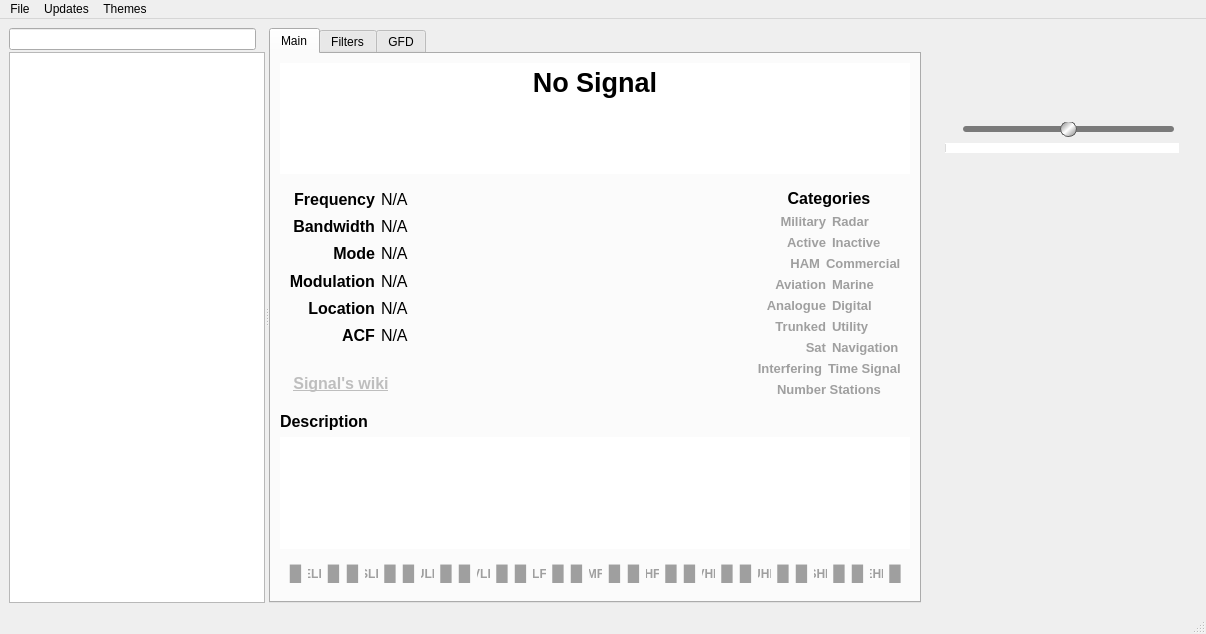
Above: artemis.ui from vbrizgamnk/Artemis before the change. Below: the same form after it.
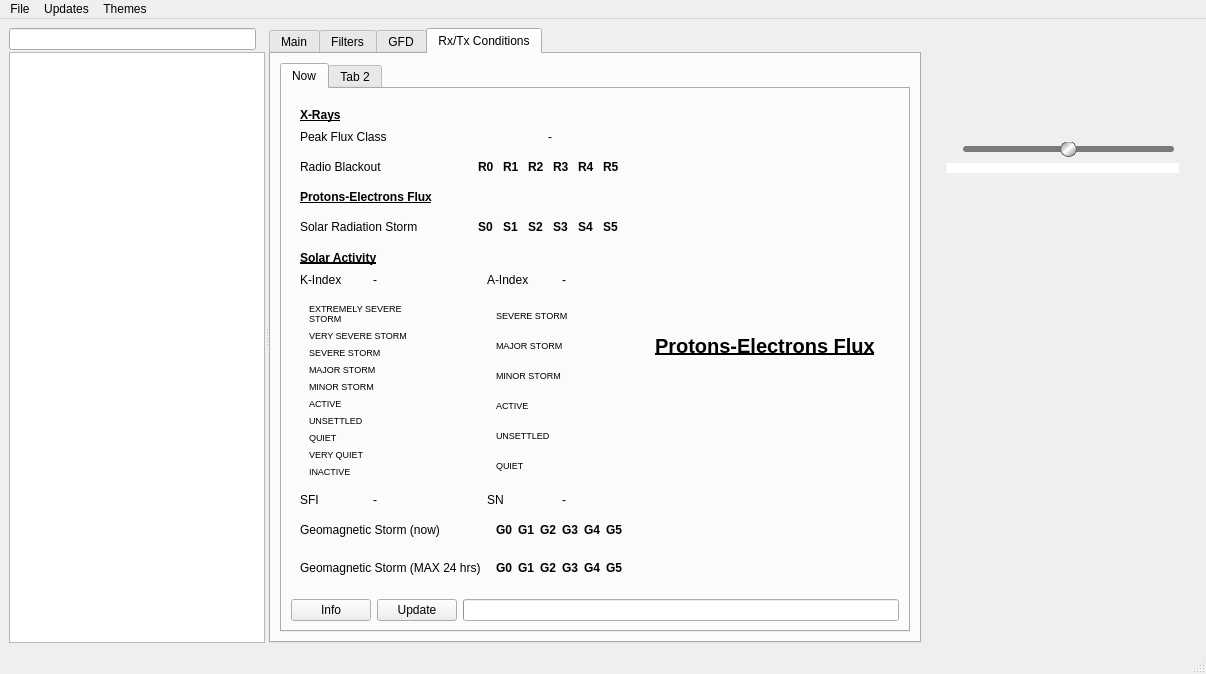
That is the form after the change. Icons and pictures are not drawn. Custom widgets are drawn as their Qt base class.

Commit message: Create screen for Rx/Tx

Patch:
```diff
--- a/artemis.ui
+++ b/artemis.ui
@@ -7,7 +7,7 @@
     <x>0</x>
     <y>0</y>
     <width>1206</width>
-    <height>634</height>
+    <height>674</height>
    </rect>
   </property>
   <property name="sizePolicy">
@@ -178,7 +178,7 @@
         <enum>QTabWidget::Rounded</enum>
        </property>
        <property name="currentIndex">
-        <number>0</number>
+        <number>3</number>
        </property>
        <property name="movable">
         <bool>true</bool>
@@ -4592,6 +4592,802 @@
          </item>
         </layout>
        </widget>
+       <widget class="QWidget" name="tab">
+        <attribute name="title">
+         <string>Rx/Tx Conditions</string>
+        </attribute>
+        <layout class="QGridLayout" name="gridLayout_20">
+         <item row="0" column="0">
+          <widget class="QTabWidget" name="tabWidget">
+           <widget class="QWidget" name="tab_2">
+            <attribute name="title">
+             <string>Now</string>
+            </attribute>
+            <layout class="QGridLayout" name="gridLayout_22">
+             <item row="0" column="0" colspan="3">
+              <layout class="QHBoxLayout" name="horizontalLayout_40">
+               <item>
+                <widget class="QWidget" name="widget_12" native="true">
+                 <layout class="QGridLayout" name="gridLayout_21">
+                  <item row="0" column="0">
+                   <widget class="QLabel" name="label_19">
+                    <property name="font">
+                     <font>
+                      <pointsize>9</pointsize>
+                      <weight>75</weight>
+                      <bold>true</bold>
+                      <underline>true</underline>
+                     </font>
+                    </property>
+                    <property name="text">
+                     <string>X-Rays</string>
+                    </property>
+                   </widget>
+                  </item>
+                  <item row="2" column="0" colspan="3">
+                   <layout class="QHBoxLayout" name="horizontalLayout_29">
+                    <item>
+                     <widget class="QLabel" name="label_21">
+                      <property name="text">
+                       <string>Radio Blackout</string>
+                      </property>
+                     </widget>
+                    </item>
+                    <item>
+                     <widget class="QWidget" name="widget_14" native="true">
+                      <layout class="QHBoxLayout" name="horizontalLayout_28">
+                       <item>
+                        <widget class="SwitchableLabel" name="r0_now_lbl">
+                         <property name="font">
+                          <font>
+                           <weight>75</weight>
+                           <bold>true</bold>
+                          </font>
+                         </property>
+                         <property name="text">
+                          <string>R0</string>
+                         </property>
+                        </widget>
+                       </item>
+                       <item>
+                        <widget class="SwitchableLabel" name="r1_now_lbl">
+                         <property name="font">
+                          <font>
+                           <weight>75</weight>
+                           <bold>true</bold>
+                          </font>
+                         </property>
+                         <property name="text">
+                          <string>R1</string>
+                         </property>
+                        </widget>
+                       </item>
+                       <item>
+                        <widget class="SwitchableLabel" name="r2_now_lbl">
+                         <property name="font">
+                          <font>
+                           <weight>75</weight>
+                           <bold>true</bold>
+                          </font>
+                         </property>
+                         <property name="text">
+                          <string>R2</string>
+                         </property>
+                        </widget>
+                       </item>
+                       <item>
+                        <widget class="SwitchableLabel" name="r3_now_lbl">
+                         <property name="font">
+                          <font>
+                           <weight>75</weight>
+                           <bold>true</bold>
+                          </font>
+                         </property>
+                         <property name="text">
+                          <string>R3</string>
+                         </property>
+                        </widget>
+                       </item>
+                       <item>
+                        <widget class="SwitchableLabel" name="r4_now_lbl">
+                         <property name="font">
+                          <font>
+                           <weight>75</weight>
+                           <bold>true</bold>
+                          </font>
+                         </property>
+                         <property name="text">
+                          <string>R4</string>
+                         </property>
+                        </widget>
+                       </item>
+                       <item>
+                        <widget class="SwitchableLabel" name="r5_now_lbl">
+                         <property name="font">
+                          <font>
+                           <weight>75</weight>
+                           <bold>true</bold>
+                          </font>
+                         </property>
+                         <property name="text">
+                          <string>R5</string>
+                         </property>
+                        </widget>
+                       </item>
+                      </layout>
+                     </widget>
+                    </item>
+                   </layout>
+                  </item>
+                  <item row="3" column="0" colspan="2">
+                   <widget class="QLabel" name="label_29">
+                    <property name="font">
+                     <font>
+                      <pointsize>9</pointsize>
+                      <weight>75</weight>
+                      <bold>true</bold>
+                      <underline>true</underline>
+                     </font>
+                    </property>
+                    <property name="text">
+                     <string>Protons-Electrons Flux</string>
+                    </property>
+                   </widget>
+                  </item>
+                  <item row="4" column="0" colspan="3">
+                   <layout class="QHBoxLayout" name="horizontalLayout_38">
+                    <item>
+                     <widget class="QLabel" name="label_30">
+                      <property name="text">
+                       <string>Solar Radiation Storm</string>
+                      </property>
+                     </widget>
+                    </item>
+                    <item>
+                     <widget class="QWidget" name="widget_15" native="true">
+                      <layout class="QHBoxLayout" name="horizontalLayout_36">
+                       <item>
+                        <widget class="SwitchableLabel" name="s0_now_lbl">
+                         <property name="font">
+                          <font>
+                           <weight>75</weight>
+                           <bold>true</bold>
+                          </font>
+                         </property>
+                         <property name="text">
+                          <string>S0</string>
+                         </property>
+                        </widget>
+                       </item>
+                       <item>
+                        <widget class="SwitchableLabel" name="s1_now_lbl">
+                         <property name="font">
+                          <font>
+                           <weight>75</weight>
+                           <bold>true</bold>
+                          </font>
+                         </property>
+                         <property name="text">
+                          <string>S1</string>
+                         </property>
+                        </widget>
+                       </item>
+                       <item>
+                        <widget class="SwitchableLabel" name="s2_now_lbl">
+                         <property name="font">
+                          <font>
+                           <weight>75</weight>
+                           <bold>true</bold>
+                          </font>
+                         </property>
+                         <property name="text">
+                          <string>S2</string>
+                         </property>
+                        </widget>
+                       </item>
+                       <item>
+                        <widget class="SwitchableLabel" name="s3_now_lbl">
+                         <property name="font">
+                          <font>
+                           <weight>75</weight>
+                           <bold>true</bold>
+                          </font>
+                         </property>
+                         <property name="text">
+                          <string>S3</string>
+                         </property>
+                        </widget>
+                       </item>
+                       <item>
+                        <widget class="SwitchableLabel" name="s4_now_lbl">
+                         <property name="font">
+                          <font>
+                           <weight>75</weight>
+                           <bold>true</bold>
+                          </font>
+                         </property>
+                         <property name="text">
+                          <string>S4</string>
+                         </property>
+                        </widget>
+                       </item>
+                       <item>
+                        <widget class="SwitchableLabel" name="s5_now_lbl">
+                         <property name="font">
+                          <font>
+                           <weight>75</weight>
+                           <bold>true</bold>
+                          </font>
+                         </property>
+                         <property name="text">
+                          <string>S5</string>
+                         </property>
+                        </widget>
+                       </item>
+                      </layout>
+                     </widget>
+                    </item>
+                   </layout>
+                  </item>
+                  <item row="5" column="0">
+                   <widget class="QLabel" name="label_37">
+                    <property name="font">
+                     <font>
+                      <pointsize>9</pointsize>
+                      <weight>75</weight>
+                      <bold>true</bold>
+                      <underline>true</underline>
+                     </font>
+                    </property>
+                    <property name="text">
+                     <string>Solar Activity</string>
+                    </property>
+                   </widget>
+                  </item>
+                  <item row="6" column="0">
+                   <layout class="QHBoxLayout" name="horizontalLayout_32">
+                    <item>
+                     <widget class="QLabel" name="label_38">
+                      <property name="text">
+                       <string>K-Index</string>
+                      </property>
+                     </widget>
+                    </item>
+                    <item>
+                     <widget class="QLabel" name="k_index_lbl">
+                      <property name="text">
+                       <string>-</string>
+                      </property>
+                     </widget>
+                    </item>
+                   </layout>
+                  </item>
+                  <item row="6" column="2">
+                   <layout class="QHBoxLayout" name="horizontalLayout_33">
+                    <item>
+                     <widget class="QLabel" name="label_40">
+                      <property name="text">
+                       <string>A-Index</string>
+                      </property>
+                     </widget>
+                    </item>
+                    <item>
+                     <widget class="QLabel" name="a_index_lbl">
+                      <property name="text">
+                       <string>-</string>
+                      </property>
+                     </widget>
+                    </item>
+                   </layout>
+                  </item>
+                  <item row="7" column="0">
+                   <widget class="QWidget" name="widget_16" native="true">
+                    <layout class="QVBoxLayout" name="verticalLayout_8">
+                     <item>
+                      <widget class="QLabel" name="k_ex_sev_storm_lbl">
+                       <property name="font">
+                        <font>
+                         <pointsize>7</pointsize>
+                        </font>
+                       </property>
+                       <property name="text">
+                        <string>EXTREMELY SEVERE
+STORM</string>
+                       </property>
+                      </widget>
+                     </item>
+                     <item>
+                      <widget class="QLabel" name="k_very_sev_storm_lbl">
+                       <property name="font">
+                        <font>
+                         <pointsize>7</pointsize>
+                        </font>
+                       </property>
+                       <property name="text">
+                        <string>VERY SEVERE STORM</string>
+                       </property>
+                      </widget>
+                     </item>
+                     <item>
+                      <widget class="QLabel" name="k_sev_storm_lbl">
+                       <property name="font">
+                        <font>
+                         <pointsize>7</pointsize>
+                        </font>
+                       </property>
+                       <property name="text">
+                        <string>SEVERE STORM</string>
+                       </property>
+                      </widget>
+                     </item>
+                     <item>
+                      <widget class="QLabel" name="k_maj_storm_lbl">
+                       <property name="font">
+                        <font>
+                         <pointsize>7</pointsize>
+                        </font>
+                       </property>
+                       <property name="text">
+                        <string>MAJOR STORM</string>
+                       </property>
+                      </widget>
+                     </item>
+                     <item>
+                      <widget class="QLabel" name="k_min_storm_lbl">
+                       <property name="font">
+                        <font>
+                         <pointsize>7</pointsize>
+                        </font>
+                       </property>
+                       <property name="text">
+                        <string>MINOR STORM</string>
+                       </property>
+                      </widget>
+                     </item>
+                     <item>
+                      <widget class="QLabel" name="active_lbl">
+                       <property name="font">
+                        <font>
+                         <pointsize>7</pointsize>
+                        </font>
+                       </property>
+                       <property name="text">
+                        <string>ACTIVE</string>
+                       </property>
+                      </widget>
+                     </item>
+                     <item>
+                      <widget class="QLabel" name="k_unsettled_lbl">
+                       <property name="font">
+                        <font>
+                         <pointsize>7</pointsize>
+                        </font>
+                       </property>
+                       <property name="text">
+                        <string>UNSETTLED</string>
+                       </property>
+                      </widget>
+                     </item>
+                     <item>
+                      <widget class="QLabel" name="k_quiet_lbl">
+                       <property name="font">
+                        <font>
+                         <pointsize>7</pointsize>
+                        </font>
+                       </property>
+                       <property name="text">
+                        <string>QUIET</string>
+                       </property>
+                      </widget>
+                     </item>
+                     <item>
+                      <widget class="QLabel" name="k_very_quiet_lbl">
+                       <property name="font">
+                        <font>
+                         <pointsize>7</pointsize>
+                        </font>
+                       </property>
+                       <property name="text">
+                        <string>VERY QUIET</string>
+                       </property>
+                      </widget>
+                     </item>
+                     <item>
+                      <widget class="QLabel" name="inactive_lbl">
+                       <property name="font">
+                        <font>
+                         <pointsize>7</pointsize>
+                        </font>
+                       </property>
+                       <property name="text">
+                        <string>INACTIVE</string>
+                       </property>
+                      </widget>
+                     </item>
+                    </layout>
+                   </widget>
+                  </item>
+                  <item row="7" column="2">
+                   <widget class="QWidget" name="widget_17" native="true">
+                    <layout class="QVBoxLayout" name="verticalLayout_9">
+                     <item>
+                      <widget class="QLabel" name="a_sev_storm_lbl">
+                       <property name="font">
+                        <font>
+                         <pointsize>7</pointsize>
+                        </font>
+                       </property>
+                       <property name="text">
+                        <string>SEVERE STORM</string>
+                       </property>
+                      </widget>
+                     </item>
+                     <item>
+                      <widget class="QLabel" name="a_maj_storm_lbl">
+                       <property name="font">
+                        <font>
+                         <pointsize>7</pointsize>
+                        </font>
+                       </property>
+                       <property name="text">
+                        <string>MAJOR STORM</string>
+                       </property>
+                      </widget>
+                     </item>
+                     <item>
+                      <widget class="QLabel" name="a_min_storm_lbl">
+                       <property name="font">
+                        <font>
+                         <pointsize>7</pointsize>
+                        </font>
+                       </property>
+                       <property name="text">
+                        <string>MINOR STORM</string>
+                       </property>
+                      </widget>
+                     </item>
+                     <item>
+                      <widget class="QLabel" name="a_active_lbl">
+                       <property name="font">
+                        <font>
+                         <pointsize>7</pointsize>
+                        </font>
+                       </property>
+                       <property name="text">
+                        <string>ACTIVE</string>
+                       </property>
+                      </widget>
+                     </item>
+                     <item>
+                      <widget class="QLabel" name="a_unsettled_lbl">
+                       <property name="font">
+                        <font>
+                         <pointsize>7</pointsize>
+                        </font>
+                       </property>
+                       <property name="text">
+                        <string>UNSETTLED</string>
+                       </property>
+                      </widget>
+                     </item>
+                     <item>
+                      <widget class="QLabel" name="a_quiet_lbl">
+                       <property name="font">
+                        <font>
+                         <pointsize>7</pointsize>
+                        </font>
+                       </property>
+                       <property name="text">
+                        <string>QUIET</string>
+                       </property>
+                      </widget>
+                     </item>
+                    </layout>
+                   </widget>
+                  </item>
+                  <item row="8" column="0">
+                   <layout class="QHBoxLayout" name="horizontalLayout_34">
+                    <item>
+                     <widget class="QLabel" name="label_58">
+                      <property name="text">
+                       <string>SFI</string>
+                      </property>
+                     </widget>
+                    </item>
+                    <item>
+                     <widget class="QLabel" name="sfi_lbl">
+                      <property name="text">
+                       <string>-</string>
+                      </property>
+                     </widget>
+                    </item>
+                   </layout>
+                  </item>
+                  <item row="8" column="2">
+                   <layout class="QHBoxLayout" name="horizontalLayout_35">
+                    <item>
+                     <widget class="QLabel" name="label_60">
+                      <property name="text">
+                       <string>SN</string>
+                      </property>
+                     </widget>
+                    </item>
+                    <item>
+                     <widget class="QLabel" name="sn_lbl">
+                      <property name="text">
+                       <string>-</string>
+                      </property>
+                     </widget>
+                    </item>
+                   </layout>
+                  </item>
+                  <item row="9" column="0">
+                   <widget class="QLabel" name="label_62">
+                    <property name="text">
+                     <string>Geomagnetic Storm (now)</string>
+                    </property>
+                   </widget>
+                  </item>
+                  <item row="9" column="2">
+                   <widget class="QWidget" name="widget_18" native="true">
+                    <layout class="QHBoxLayout" name="horizontalLayout_30">
+                     <item>
+                      <widget class="SwitchableLabel" name="g0_now_lbl">
+                       <property name="font">
+                        <font>
+                         <weight>75</weight>
+                         <bold>true</bold>
+                        </font>
+                       </property>
+                       <property name="text">
+                        <string>G0</string>
+                       </property>
+                      </widget>
+                     </item>
+                     <item>
+                      <widget class="SwitchableLabel" name="g1_now_lbl">
+                       <property name="font">
+                        <font>
+                         <weight>75</weight>
+                         <bold>true</bold>
+                        </font>
+                       </property>
+                       <property name="text">
+                        <string>G1</string>
+                       </property>
+                      </widget>
+                     </item>
+                     <item>
+                      <widget class="SwitchableLabel" name="g2_now_lbl">
+                       <property name="font">
+                        <font>
+                         <weight>75</weight>
+                         <bold>true</bold>
+                        </font>
+                       </property>
+                       <property name="text">
+                        <string>G2</string>
+                       </property>
+                      </widget>
+                     </item>
+                     <item>
+                      <widget class="SwitchableLabel" name="g3_now_lbl">
+                       <property name="font">
+                        <font>
+                         <weight>75</weight>
+                         <bold>true</bold>
+                        </font>
+                       </property>
+                       <property name="text">
+                        <string>G3</string>
+                       </property>
+                      </widget>
+                     </item>
+                     <item>
+                      <widget class="SwitchableLabel" name="g4_now_lbl">
+                       <property name="font">
+                        <font>
+                         <weight>75</weight>
+                         <bold>true</bold>
+                        </font>
+                       </property>
+                       <property name="text">
+                        <string>G4</string>
+                       </property>
+                      </widget>
+                     </item>
+                     <item>
+                      <widget class="SwitchableLabel" name="g5_now_lbl">
+                       <property name="font">
+                        <font>
+                         <weight>75</weight>
+                         <bold>true</bold>
+                        </font>
+                       </property>
+                       <property name="text">
+                        <string>G5</string>
+                       </property>
+                      </widget>
+                     </item>
+                    </layout>
+                   </widget>
+                  </item>
+                  <item row="10" column="0" colspan="2">
+                   <widget class="QLabel" name="label_63">
+                    <property name="text">
+                     <string>Geomagnetic Storm (MAX 24 hrs)</string>
+                    </property>
+                   </widget>
+                  </item>
+                  <item row="10" column="2">
+                   <widget class="QWidget" name="widget_19" native="true">
+                    <layout class="QHBoxLayout" name="horizontalLayout_31">
+                     <item>
+                      <widget class="SwitchableLabel" name="g0_today_lbl">
+                       <property name="font">
+                        <font>
+                         <weight>75</weight>
+                         <bold>true</bold>
+                        </font>
+                       </property>
+                       <property name="text">
+                        <string>G0</string>
+                       </property>
+                      </widget>
+                     </item>
+                     <item>
+                      <widget class="SwitchableLabel" name="g1_today_lbl">
+                       <property name="font">
+                        <font>
+                         <weight>75</weight>
+                         <bold>true</bold>
+                        </font>
+                       </property>
+                       <property name="text">
+                        <string>G1</string>
+                       </property>
+                      </widget>
+                     </item>
+                     <item>
+                      <widget class="SwitchableLabel" name="g2_today_lbl">
+                       <property name="font">
+                        <font>
+                         <weight>75</weight>
+                         <bold>true</bold>
+                        </font>
+                       </property>
+                       <property name="text">
+                        <string>G2</string>
+                       </property>
+                      </widget>
+                     </item>
+                     <item>
+                      <widget class="SwitchableLabel" name="g3_tofday_lbl">
+                       <property name="font">
+                        <font>
+                         <weight>75</weight>
+                         <bold>true</bold>
+                        </font>
+                       </property>
+                       <property name="text">
+                        <string>G3</string>
+                       </property>
+                      </widget>
+                     </item>
+                     <item>
+                      <widget class="SwitchableLabel" name="g4_today_lbl">
+                       <property name="font">
+                        <font>
+                         <weight>75</weight>
+                         <bold>true</bold>
+                        </font>
+                       </property>
+                       <property name="text">
+                        <string>G4</string>
+                       </property>
+                      </widget>
+                     </item>
+                     <item>
+                      <widget class="SwitchableLabel" name="g5_today_lbl">
+                       <property name="font">
+                        <font>
+                         <weight>75</weight>
+                         <bold>true</bold>
+                        </font>
+                       </property>
+                       <property name="text">
+                        <string>G5</string>
+                       </property>
+                      </widget>
+                     </item>
+                    </layout>
+                   </widget>
+                  </item>
+                  <item row="1" column="0" colspan="3">
+                   <layout class="QHBoxLayout" name="horizontalLayout_37">
+                    <item>
+                     <widget class="QLabel" name="label_20">
+                      <property name="text">
+                       <string>Peak Flux Class</string>
+                      </property>
+                     </widget>
+                    </item>
+                    <item>
+                     <widget class="QLabel" name="peak_flux_lbl">
+                      <property name="text">
+                       <string>-</string>
+                      </property>
+                      <property name="alignment">
+                       <set>Qt::AlignCenter</set>
+                      </property>
+                     </widget>
+                    </item>
+                   </layout>
+                  </item>
+                 </layout>
+                </widget>
+               </item>
+               <item>
+                <widget class="QWidget" name="widget_13" native="true">
+                 <layout class="QHBoxLayout" name="horizontalLayout_39">
+                  <item>
+                   <widget class="QLabel" name="label_76">
+                    <property name="font">
+                     <font>
+                      <pointsize>15</pointsize>
+                      <weight>75</weight>
+                      <bold>true</bold>
+                      <underline>true</underline>
+                     </font>
+                    </property>
+                    <property name="text">
+                     <string>Protons-Electrons Flux</string>
+                    </property>
+                   </widget>
+                  </item>
+                 </layout>
+                </widget>
+               </item>
+              </layout>
+             </item>
+             <item row="1" column="0">
+              <widget class="QPushButton" name="info_now_btn">
+               <property name="text">
+                <string>Info</string>
+               </property>
+              </widget>
+             </item>
+             <item row="1" column="1">
+              <widget class="QPushButton" name="update_now_btn">
+               <property name="text">
+                <string>Update</string>
+               </property>
+              </widget>
+             </item>
+             <item row="1" column="2">
+              <widget class="QProgressBar" name="update_now_bar">
+               <property name="maximum">
+                <number>1</number>
+               </property>
+               <property name="value">
+                <number>-1</number>
+               </property>
+               <property name="textVisible">
+                <bool>false</bool>
+               </property>
+              </widget>
+             </item>
+            </layout>
+           </widget>
+           <widget class="QWidget" name="tab_10">
+            <attribute name="title">
+             <string>Tab 2</string>
+            </attribute>
+           </widget>
+          </widget>
+         </item>
+        </layout>
+       </widget>
       </widget>
      </widget>
     </item>
@@ -4908,6 +5704,11 @@
    <extends>QPushButton</extends>
    <header>double_text_button.h</header>
   </customwidget>
+  <customwidget>
+   <class>SwitchableLabel</class>
+   <extends>QLabel</extends>
+   <header>switchable_label.h</header>
+  </customwidget>
  </customwidgets>
  <resources>
   <include location="icon.qrc"/>
```
The commit also changes 7 other files.
